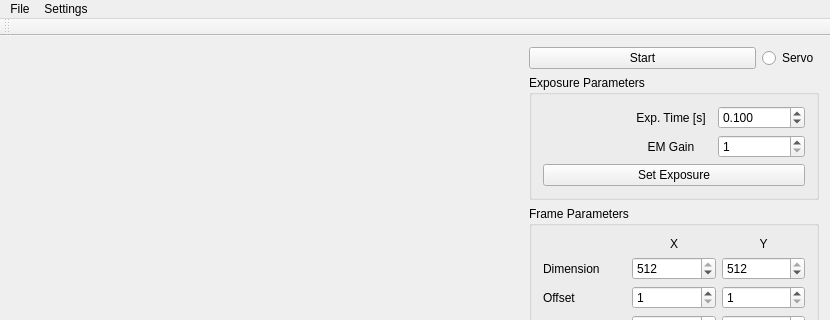
This is src/fttMainWindow.ui in tmccrack/cameraLibrary as Qt 5 draws it before an edit; both pictures show x 0 to 830 and y 0 to 320 of the 830 by 785 pixel window. The edited form follows.
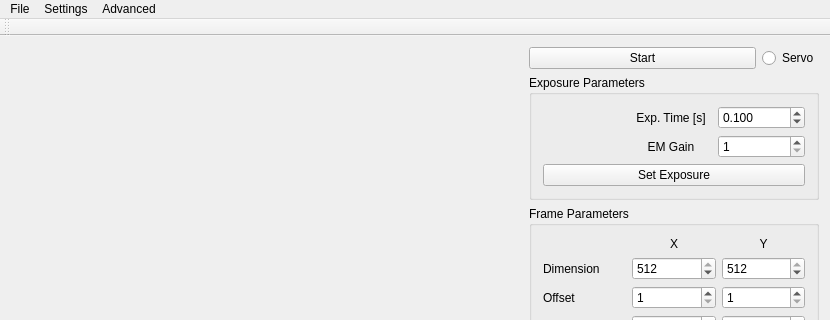
This is the edited form.

```diff
--- a/src/fttMainWindow.ui
+++ b/src/fttMainWindow.ui
@@ -504,11 +504,17 @@
     <addaction name="actionServo"/>
     <addaction name="actionLogging"/>
     <addaction name="actionMirror"/>
-    <addaction name="actionFrame"/>
-    <addaction name="actionTiming"/>
+   </widget>
+   <widget class="QMenu" name="menuAdvanced">
+    <property name="title">
+     <string>Advanced</string>
+    </property>
+    <addaction name="actionRead_mode"/>
+    <addaction name="actionTiming_2"/>
    </widget>
    <addaction name="menuFile"/>
    <addaction name="menuSettings"/>
+   <addaction name="menuAdvanced"/>
   </widget>
   <widget class="QToolBar" name="mainToolBar">
    <attribute name="toolBarArea">
```
Left out of the diff: 44 changed lines with no effect on the pictures.
